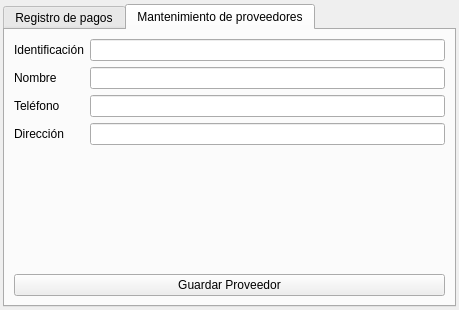
This is paymentswindow.ui in GonzaloHernandez/jpbilling as Qt 5 draws it before an edit. The edited form follows.
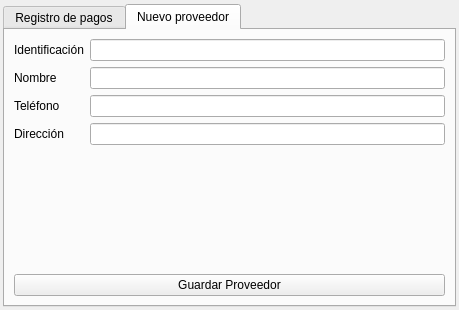
This is the edited form. The open tabs and pages were chosen to show the change.

The edit to the form file:
```diff
--- a/paymentswindow.ui
+++ b/paymentswindow.ui
@@ -174,7 +174,7 @@
      </widget>
      <widget class="QWidget" name="tab_provider">
       <attribute name="title">
-       <string>Mantenimiento de proveedores</string>
+       <string>Nuevo proveedor</string>
       </attribute>
       <layout class="QVBoxLayout" name="verticalLayout_3">
        <item>
```
Left out of the diff: 2 changed lines with no effect on the pictures.
